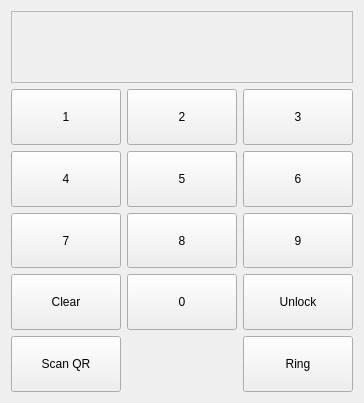
Before: the Qt Designer form gui/ui.ui in equinox1993/Smarter-Lock, drawn with Qt 5.
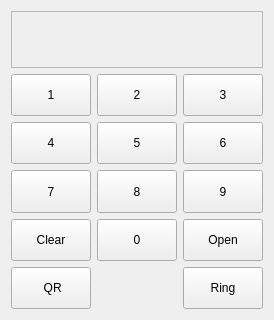
After: the same form once the commit is applied.

Commit message: gui: less words

```diff
--- a/gui/ui.ui
+++ b/gui/ui.ui
@@ -6,8 +6,8 @@
    <rect>
     <x>0</x>
     <y>0</y>
-    <width>364</width>
-    <height>403</height>
+    <width>252</width>
+    <height>320</height>
    </rect>
   </property>
   <property name="windowTitle">
@@ -24,7 +24,7 @@
     <widget class="QLabel" name="label">
      <property name="font">
       <font>
-       <pointsize>46</pointsize>
+       <pointsize>36</pointsize>
        <weight>50</weight>
        <bold>false</bold>
       </font>
@@ -96,7 +96,7 @@
         </sizepolicy>
        </property>
        <property name="text">
-        <string>Unlock</string>
+        <string>Open</string>
        </property>
       </widget>
      </item>
@@ -213,7 +213,7 @@
         </sizepolicy>
        </property>
        <property name="text">
-        <string>Scan QR</string>
+        <string> QR</string>
        </property>
       </widget>
      </item>
```
The commit also changes 2 other files.
